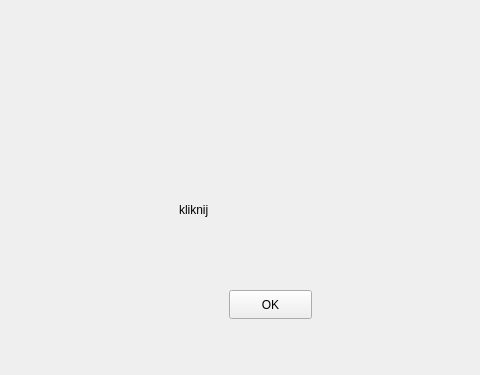
The window that qt_app/v1/myRoboApp/mainwindow.ui (IndiaMike/Praca-magisterska) describes before a commit, drawn with Qt 5; both pictures show x 111 to 591 and y 0 to 375 of the 800 by 600 pixel window.
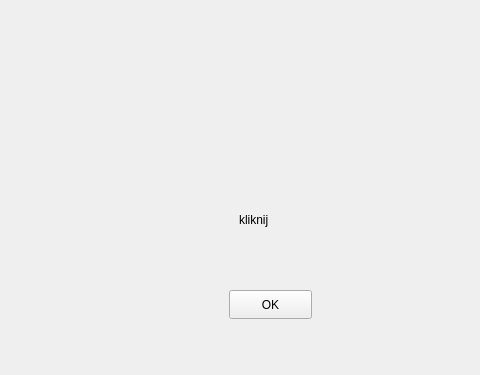
The same window after the commit.

What changed in the file:
```diff
--- a/qt_app/v1/myRoboApp/mainwindow.ui
+++ b/qt_app/v1/myRoboApp/mainwindow.ui
@@ -30,8 +30,8 @@
    <widget class="QLabel" name="label_kliknij">
     <property name="geometry">
      <rect>
-      <x>290</x>
-      <y>200</y>
+      <x>350</x>
+      <y>210</y>
       <width>63</width>
       <height>20</height>
      </rect>
```
